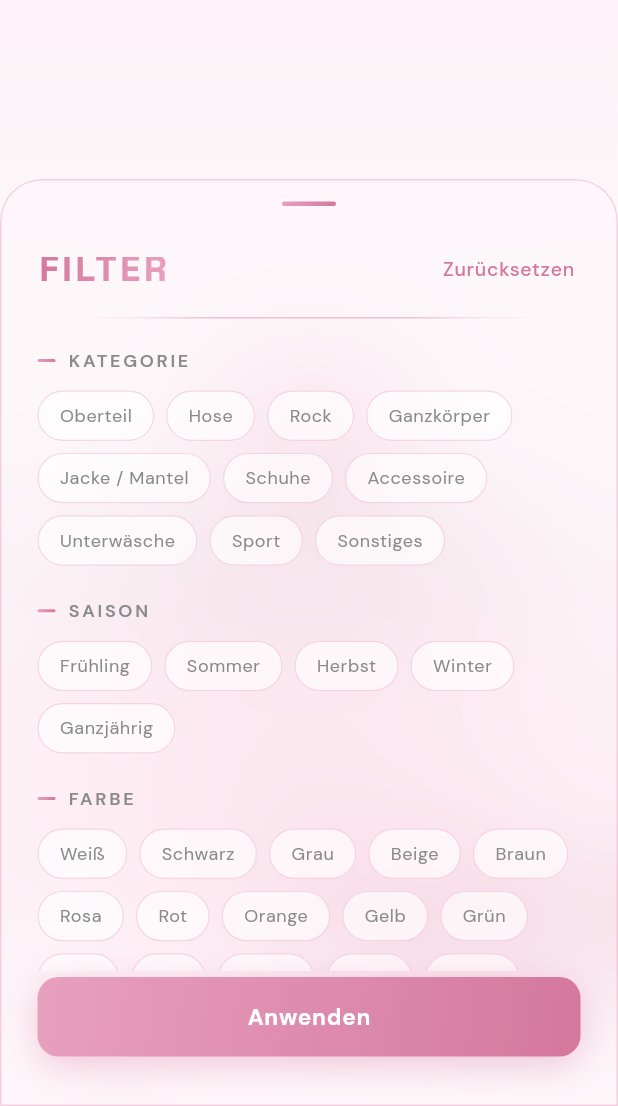
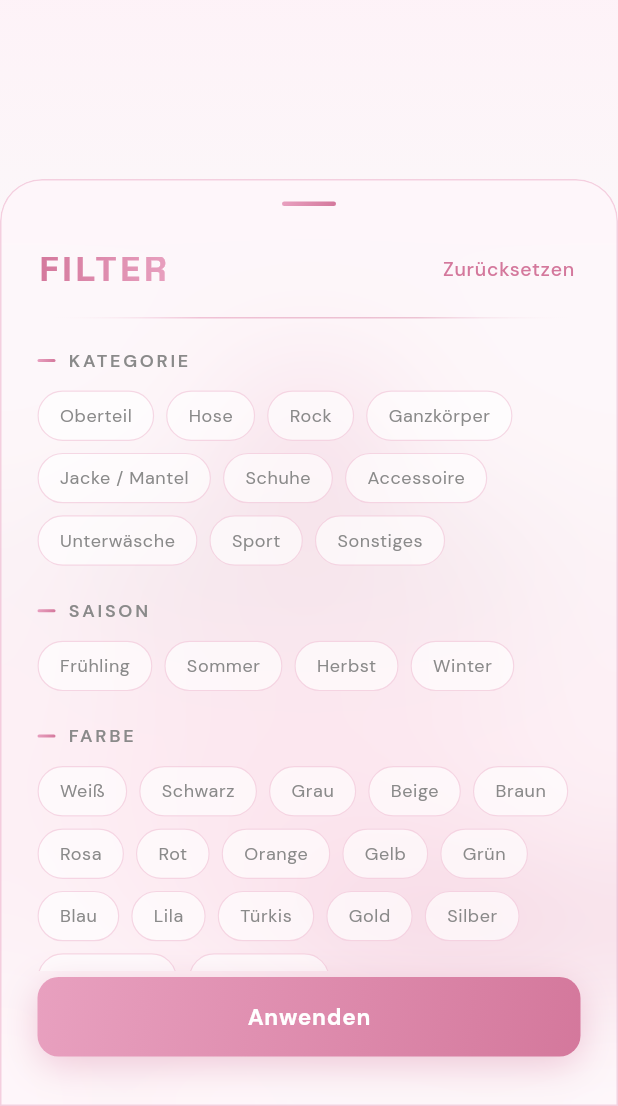
Before and after one commit to chaarlottebrueckner/little_closet, a Flutter app: the screen it shows after launch, after a tap on the "tune" icon, on a phone screen of 412 x 824 dp, the part 130-1236 px from its top. Run offline on Flutter 3.47's test engine with Material 3 defaults, Android fonts, the phone set to English and light mode, and no system bars; drawn by our look-alikes of flutter_animate; our stand-ins replace dio, drift, drift_sqflite, flutter_dotenv, flutter_riverpod, google_fonts and 2 more; accounts and stored records are empty; generated files the repository leaves out were written again.

Commit message:
empty states depending on the situation

```diff
--- a/lib/core/constants/app_constants.dart
+++ b/lib/core/constants/app_constants.dart
@@ -69,7 +69,7 @@ class AppConstants {
 
   // Seasons
   static const List<String> seasons = [
-    'Frühling', 'Sommer', 'Herbst', 'Winter', 'Ganzjährig',
+    'Frühling', 'Sommer', 'Herbst', 'Winter',
   ];
 
   // Style tags
--- a/lib/core/services/gemini_service.dart
+++ b/lib/core/services/gemini_service.dart
@@ -43,8 +43,9 @@ Rules:
 - Never return an empty array if any color is visible.
 
 Seasons (conservative — only if highly confident from clear visual cues, else empty array):
-Frühling, Sommer, Herbst, Winter, Ganzjährig
+Frühling, Sommer, Herbst, Winter
 Example: a heavy wool coat → Winter. A linen top → Sommer. A plain grey hoodie → omit.
+For year-round basics (e.g. a plain white tee), select all four seasons.
 
 Style tags (suggest 1–3; more only if multiple styles are unambiguously visible):
 Casual, Chic, Business, Sport, Party, Romantic, Edgy, Minimalist, Boho, Y2K, Streetwear, Preppy, Grunge
--- a/lib/data/database/app_database.dart
+++ b/lib/data/database/app_database.dart
@@ -24,7 +24,7 @@ class AppDatabase extends _$AppDatabase {
   AppDatabase() : super(_openConnection());
 
   @override
-  int get schemaVersion => 3;
+  int get schemaVersion => 4;
 
   @override
   MigrationStrategy get migration => MigrationStrategy(
@@ -40,6 +40,15 @@ class AppDatabase extends _$AppDatabase {
       if (from < 3) {
         await customStatement(
           "ALTER TABLE outfits ADD COLUMN seasons TEXT NOT NULL DEFAULT '[]'",
+        );
+      }
+      if (from < 4) {
+        const allSeasons = '["Frühling","Sommer","Herbst","Winter"]';
+        await customStatement(
+          "UPDATE clothing_items SET seasons = '$allSeasons' WHERE seasons LIKE '%Ganzjährig%'",
+        );
+        await customStatement(
+          "UPDATE outfits SET seasons = '$allSeasons' WHERE seasons LIKE '%Ganzjährig%'",
         );
       }
     },
--- a/lib/features/outfits/presentation/pages/outfits_page.dart
+++ b/lib/features/outfits/presentation/pages/outfits_page.dart
@@ -2,6 +2,7 @@ import 'package:flutter/material.dart';
 import 'package:flutter_riverpod/flutter_riverpod.dart';
 
 import '../../../../core/theme/app_theme.dart';
+import '../../../../data/repositories/clothing_repository.dart';
 import '../../../../data/repositories/outfit_repository.dart';
 import '../../domain/outfit_filters.dart';
 import '../../domain/outfit_with_items.dart';
@@ -117,7 +118,9 @@ class _OutfitsPageState extends ConsumerState<OutfitsPage> {
           ),
         ],
       ),
-      floatingActionButton: _buildFAB(),
+      floatingActionButton: ref.watch(clothingItemsProvider).valueOrNull?.isNotEmpty == true
+          ? _buildFAB()
+          : null,
     );
   }
 
@@ -151,12 +154,24 @@ class _OutfitsPageState extends ConsumerState<OutfitsPage> {
 
   Widget _buildContent() {
     final outfitsAsync = ref.watch(outfitsProvider);
+    final clothingAsync = ref.watch(clothingItemsProvider);
     return outfitsAsync.when(
       loading: () => const Center(child: CircularProgressIndicator()),
       error: (e, _) => Center(child: Text('Fehler: $e')),
       data: (outfits) {
         final filtered = _applyFilters(outfits);
-        if (filtered.isEmpty) return const OutfitEmptyState();
+        if (filtered.isEmpty) {
+          final reason = clothingAsync.when(
+            data: (items) {
+              if (items.isEmpty) return OutfitEmptyReason.noClothing;
+              if (outfits.isEmpty) return OutfitEmptyReason.noOutfits;
+              return OutfitEmptyReason.filteredOut;
+            },
+            loading: () => OutfitEmptyReason.noOutfits,
+            error: (_, __) => OutfitEmptyReason.noOutfits,
+          );
+          return OutfitEmptyState(reason: reason);
+        }
         return GridView.builder(
           padding: const EdgeInsets.fromLTRB(16, 12, 16, 100),
           gridDelegate: const SliverGridDelegateWithFixedCrossAxisCount(
--- a/lib/features/outfits/presentation/widgets/outfit_empty_state.dart
+++ b/lib/features/outfits/presentation/widgets/outfit_empty_state.dart
@@ -2,11 +2,33 @@ import 'package:flutter/material.dart';
 
 import '../../../../core/theme/app_theme.dart';
 
+enum OutfitEmptyReason { noClothing, noOutfits, filteredOut }
+
 class OutfitEmptyState extends StatelessWidget {
-  const OutfitEmptyState({super.key});
+  const OutfitEmptyState({super.key, required this.reason});
+
+  final OutfitEmptyReason reason;
 
   @override
   Widget build(BuildContext context) {
+    final (title, subtitle, icon) = switch (reason) {
+      OutfitEmptyReason.noClothing => (
+          'Noch keine Kleidungsstücke.',
+          'Füge zuerst Kleidung zum Schrank hinzu.',
+          Icons.checkroom_outlined,
+        ),
+      OutfitEmptyReason.noOutfits => (
+          'Noch keine Outfits.',
+          'Erstelle deinen ersten Look.',
+          Icons.style_outlined,
+        ),
+      OutfitEmptyReason.filteredOut => (
+          'Keine Outfits gefunden.',
+          'Passe die Filter an oder setze sie zurück.',
+          Icons.filter_list_off,
+        ),
+    };
+
     return Center(
       child: Column(
         mainAxisAlignment: MainAxisAlignment.center,
@@ -18,25 +40,26 @@ class OutfitEmptyState extends StatelessWidget {
               gradient: LCColors.gradientPink,
               shape: BoxShape.circle,
             ),
-            child: const Icon(
-              Icons.style_outlined,
+            child: Icon(
+              icon,
               color: Colors.white,
               size: 40,
             ),
           ),
           const SizedBox(height: 20),
           Text(
-            'Noch keine Outfits.',
+            title,
             style: Theme.of(context).textTheme.headlineSmall?.copyWith(
                   color: LCColors.textDark,
                 ),
           ),
           const SizedBox(height: 8),
           Text(
-            'Erstelle deinen ersten Look.',
+            subtitle,
             style: Theme.of(context).textTheme.bodyMedium?.copyWith(
                   color: LCColors.textMuted,
                 ),
+            textAlign: TextAlign.center,
           ),
         ],
       ),
--- a/lib/features/wardrobe/presentation/pages/wardrobe_page.dart
+++ b/lib/features/wardrobe/presentation/pages/wardrobe_page.dart
@@ -196,7 +196,12 @@ class _WardrobePageState extends ConsumerState<WardrobePage> {
       error: (e, _) => Center(child: Text('Fehler: $e')),
       data: (items) {
         final filtered = _applyFilters(items);
-        if (filtered.isEmpty) return const WardrobeEmptyState();
+        if (filtered.isEmpty) {
+          final reason = items.isEmpty
+              ? WardrobeEmptyReason.noClothing
+              : WardrobeEmptyReason.filteredOut;
+          return WardrobeEmptyState(reason: reason);
+        }
         return GridView.builder(
           padding: EdgeInsets.fromLTRB(16, 12, 16, _isSelectionMode ? 140 : 100),
           gridDelegate: const SliverGridDelegateWithFixedCrossAxisCount(
--- a/lib/features/wardrobe/presentation/widgets/wardrobe_empty_state.dart
+++ b/lib/features/wardrobe/presentation/widgets/wardrobe_empty_state.dart
@@ -2,11 +2,28 @@ import 'package:flutter/material.dart';
 
 import '../../../../core/theme/app_theme.dart';
 
+enum WardrobeEmptyReason { noClothing, filteredOut }
+
 class WardrobeEmptyState extends StatelessWidget {
-  const WardrobeEmptyState({super.key});
+  const WardrobeEmptyState({super.key, required this.reason});
+
+  final WardrobeEmptyReason reason;
 
   @override
   Widget build(BuildContext context) {
+    final (title, subtitle, icon) = switch (reason) {
+      WardrobeEmptyReason.noClothing => (
+          'Dein Kleiderschrank ist leer.',
+          'Füge dein erstes Kleidungsstück hinzu.',
+          Icons.checkroom_outlined,
+        ),
+      WardrobeEmptyReason.filteredOut => (
+          'Keine Kleidungsstücke gefunden.',
+          'Passe die Filter an oder setze sie zurück.',
+          Icons.filter_list_off,
+        ),
+    };
+
     return Center(
       child: Column(
         mainAxisAlignment: MainAxisAlignment.center,
@@ -14,29 +31,30 @@ class WardrobeEmptyState extends StatelessWidget {
           Container(
             width: 80,
             height: 80,
-            decoration: BoxDecoration(
+            decoration: const BoxDecoration(
               gradient: LCColors.gradientPink,
               shape: BoxShape.circle,
             ),
-            child: const Icon(
-              Icons.checkroom_outlined,
+            child: Icon(
+              icon,
               color: Colors.white,
               size: 40,
             ),
           ),
           const SizedBox(height: 20),
           Text(
-            'Dein Kleiderschrank ist leer.',
+            title,
             style: Theme.of(context).textTheme.headlineSmall?.copyWith(
                   color: LCColors.textDark,
                 ),
           ),
           const SizedBox(height: 8),
           Text(
-            'Füge dein erstes Kleidungsstück hinzu.',
+            subtitle,
             style: Theme.of(context).textTheme.bodyMedium?.copyWith(
                   color: LCColors.textMuted,
                 ),
+            textAlign: TextAlign.center,
           ),
         ],
       ),
```
